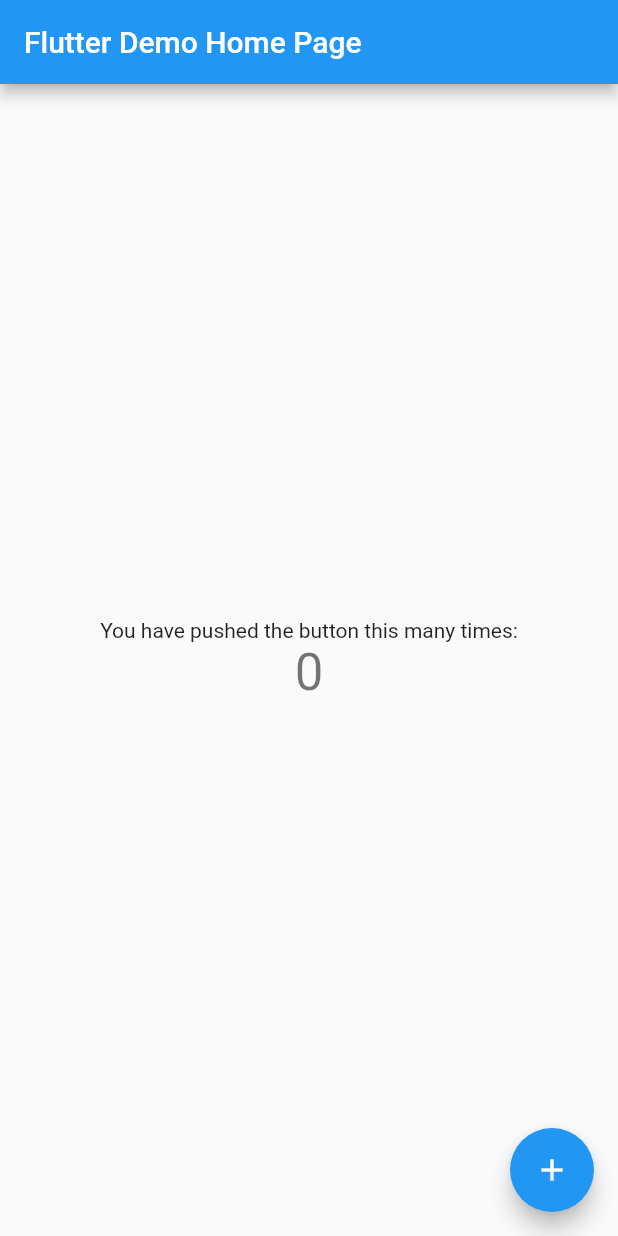
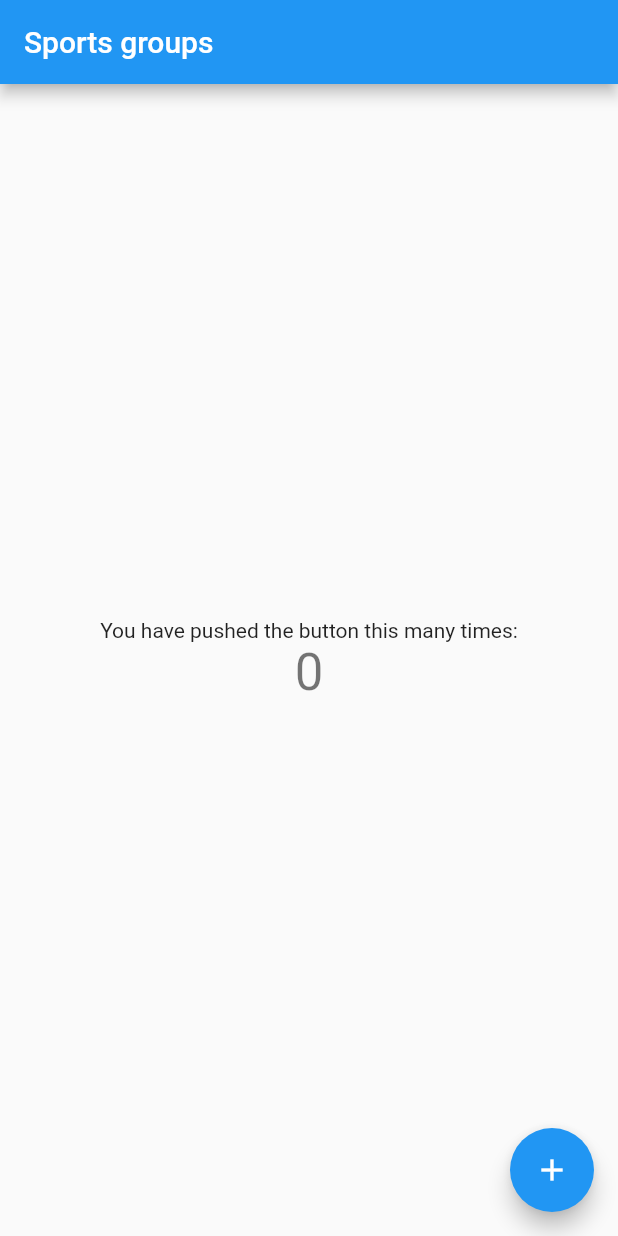
Before and after one commit to spoonofcode/sports-groups, a Flutter app: the screen it shows after launch, on a phone screen of 412 x 824 dp. Run offline on Flutter 3.47's test engine with Material 2 defaults, Android fonts, the phone set to English and light mode, and no system bars.

Commit message:
Set home page title

```diff
--- a/lib/main.dart
+++ b/lib/main.dart
@@ -24,7 +24,7 @@ class MyApp extends StatelessWidget {
         // is not restarted.
         primarySwatch: Colors.blue,
       ),
-      home: const MyHomePage(title: 'Flutter Demo Home Page'),
+      home: const MyHomePage(title: 'Sports groups'),
     );
   }
 }
```
